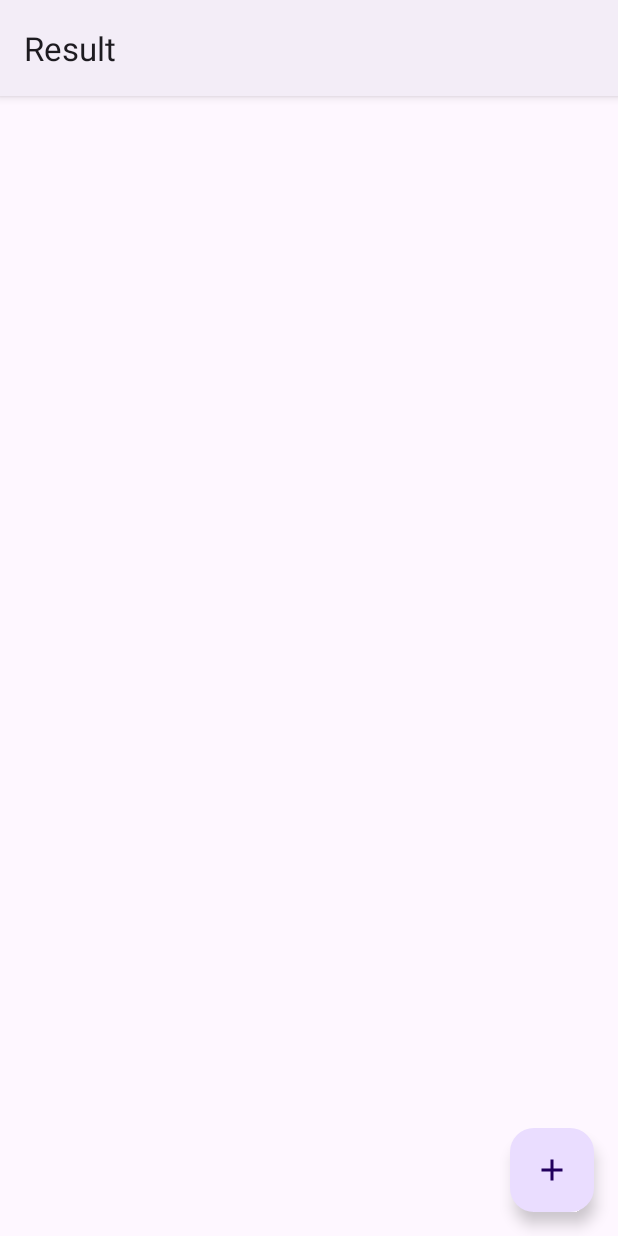
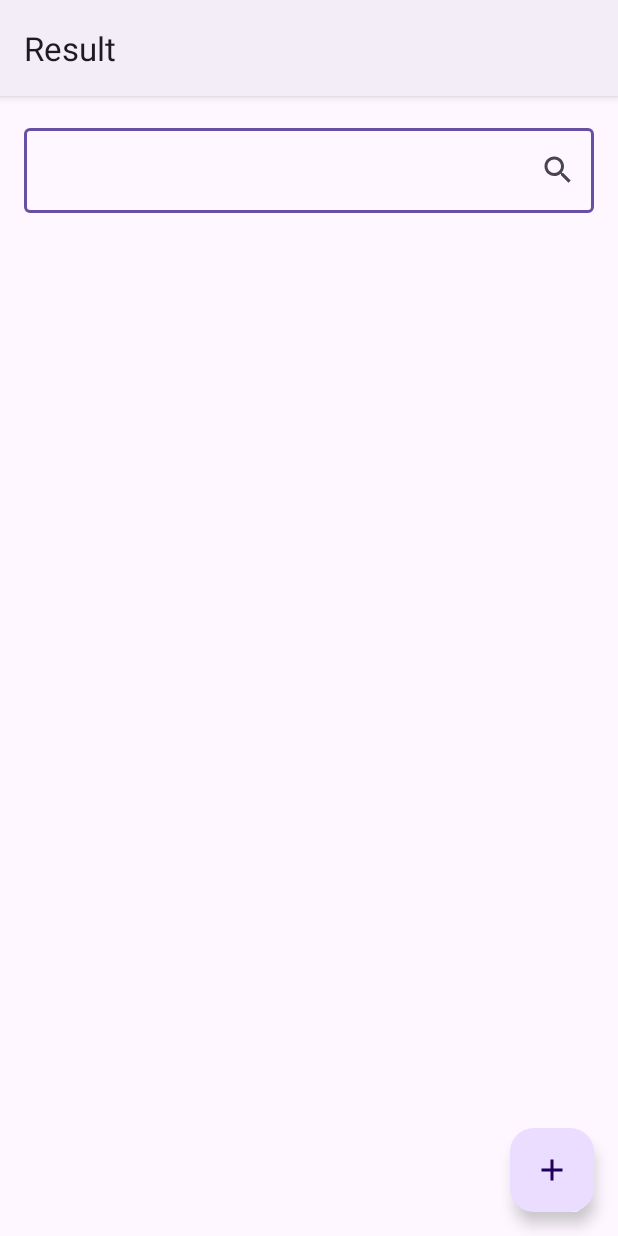
Before and after one commit to masrahman/latihan-mt, an Android app: the screen it shows after launch (ListActivity), on a phone screen of 412 x 824 dp. Run offline under Robolectric (Android 15) with nearby library versions, the phone set to English and light mode, and no system bars; our stand-ins replace Room's generated code.

Commit message:
add search item list activity

```diff
--- a/app/src/main/java/id/maasrahman/latihanmt/BiodataAdapter.kt
+++ b/app/src/main/java/id/maasrahman/latihanmt/BiodataAdapter.kt
@@ -35,8 +35,7 @@ class BiodataAdapter(private val listener: (Biodata) -> Unit): RecyclerView.Adap
         fun bindData(biodata: Biodata){
             with(itemBind){
                 txtNama.text = biodata.nama
-                txtJenisKelamin.text = biodata.jenisKelamin
-                txtStatus.text = biodata.status
+                txtJenisKelamin.text = "${biodata.jenisKelamin} / ${biodata.status}"
                 txtMakanan.text = biodata.makananFav?.joinToString(", ")
                 cardItem.setOnClickListener {
                     listener(biodata)
--- a/app/src/main/java/id/maasrahman/latihanmt/ListActivity.kt
+++ b/app/src/main/java/id/maasrahman/latihanmt/ListActivity.kt
@@ -3,6 +3,9 @@ package id.maasrahman.latihanmt
 import android.content.Intent
 import androidx.appcompat.app.AppCompatActivity
 import android.os.Bundle
+import android.text.Editable
+import android.text.TextWatcher
+import androidx.appcompat.app.AppCompatDelegate
 import androidx.recyclerview.widget.LinearLayoutManager
 import id.maasrahman.latihanmt.databinding.ActivityListBinding
 import kotlinx.coroutines.Dispatchers
@@ -15,11 +18,13 @@ class ListActivity : AppCompatActivity() {
 
     private lateinit var adapter: BiodataAdapter
     private var listData = mutableListOf<Biodata>()
+    private var filterData = mutableListOf<Biodata>()
 
     private var appDb: AppDatabase? = null
 
     override fun onCreate(savedInstanceState: Bundle?) {
         super.onCreate(savedInstanceState)
+        AppCompatDelegate.setDefaultNightMode(AppCompatDelegate.MODE_NIGHT_NO)
         binding = ActivityListBinding.inflate(layoutInflater)
         setContentView(binding.root)
 
@@ -38,10 +43,18 @@ class ListActivity : AppCompatActivity() {
         runBlocking {
             withContext(Dispatchers.IO){
                 listData = appDb?.bioDao()?.getBiodata()?.toMutableList() ?: mutableListOf()
+                with(binding){
+                    filterData.clear()
+                    if(etSearch.text?.isNotEmpty() == true){
+                        val tmpData = listData.filter { e -> e.nama?.lowercase()?.contains(etSearch.text.toString().lowercase()) == true }
+                        filterData.addAll(tmpData)
+                    }else{
+                        filterData.addAll(listData)
+                    }
+                }
             }
         }
-        adapter.updateData(listData)
-
+        adapter.updateData(filterData)
     }
 
     private fun initView(){
@@ -54,9 +67,32 @@ class ListActivity : AppCompatActivity() {
             recyclerList.layoutManager = LinearLayoutManager(baseContext)
             recyclerList.adapter = adapter
 
+            etSearch.addTextChangedListener(textListener)
+
             btnAdd.setOnClickListener {
                 startActivity(Intent(baseContext, MainActivity::class.java))
             }
         }
     }
+
+    private val textListener = object: TextWatcher {
+        override fun beforeTextChanged(s: CharSequence?, start: Int, count: Int, after: Int) {
+
+        }
+
+        override fun onTextChanged(s: CharSequence?, start: Int, before: Int, count: Int) {
+
+        }
+
+        override fun afterTextChanged(s: Editable?) {
+            filterData.clear()
+            if(s?.isNotEmpty() == true){
+                val tmpData = listData.filter { e -> e.nama?.lowercase()?.contains(s.toString().lowercase()) == true }
+                filterData.addAll(tmpData)
+            }else{
+                filterData.addAll(listData)
+            }
+            adapter.updateData(filterData)
+        }
+    }
 }
--- a/app/src/main/java/id/maasrahman/latihanmt/ResultActivity.kt
+++ b/app/src/main/java/id/maasrahman/latihanmt/ResultActivity.kt
@@ -15,6 +15,8 @@ class ResultActivity : AppCompatActivity() {
         binding = ActivityResultBinding.inflate(layoutInflater)
         val view = binding.root
         setContentView(view)
+
+        title = "View Data"
 
         val intentData = intent.extras
         if(intentData != null){
--- /dev/null
+++ b/app/src/main/res/drawable/ic_search.xml
@@ -0,0 +1,5 @@
+<vector android:height="24dp" android:tint="#686868"
+    android:viewportHeight="24" android:viewportWidth="24"
+    android:width="24dp" xmlns:android="http://schemas.android.com/apk/res/android">
+    <path android:fillColor="@android:color/white" android:pathData="M15.5,14h-0.79l-0.28,-0.27C15.41,12.59 16,11.11 16,9.5 16,5.91 13.09,3 9.5,3S3,5.91 3,9.5 5.91,16 9.5,16c1.61,0 3.09,-0.59 4.23,-1.57l0.27,0.28v0.79l5,4.99L20.49,19l-4.99,-5zM9.5,14C7.01,14 5,11.99 5,9.5S7.01,5 9.5,5 14,7.01 14,9.5 11.99,14 9.5,14z"/>
+</vector>
--- a/app/src/main/res/layout/activity_list.xml
+++ b/app/src/main/res/layout/activity_list.xml
@@ -6,11 +6,31 @@
     android:layout_height="match_parent"
     tools:context=".ListActivity">
 
+    <com.google.android.material.textfield.TextInputLayout
+        android:id="@+id/layoutSearch"
+        app:layout_constraintTop_toTopOf="parent"
+        app:layout_constraintStart_toStartOf="parent"
+        app:layout_constraintEnd_toEndOf="parent"
+        android:layout_margin="16dp"
+        app:endIconMode="custom"
+        app:endIconDrawable="@drawable/ic_search"
+        android:layout_width="match_parent"
+        android:layout_height="wrap_content">
+
+        <com.google.android.material.textfield.TextInputEditText
+            android:id="@+id/etSearch"
+            android:layout_width="match_parent"
+            android:layout_height="wrap_content" />
+
+    </com.google.android.material.textfield.TextInputLayout>
+
     <androidx.recyclerview.widget.RecyclerView
         android:id="@+id/recyclerList"
-        android:padding="16dp"
         android:layout_width="match_parent"
-        android:layout_height="match_parent" />
+        android:layout_marginTop="16dp"
+        app:layout_constraintTop_toBottomOf="@id/layoutSearch"
+        app:layout_constraintBottom_toBottomOf="parent"
+        android:layout_height="0dp" />
 
     <com.google.android.material.floatingactionbutton.FloatingActionButton
         android:id="@+id/btnAdd"
--- a/app/src/main/res/layout/item_biodata.xml
+++ b/app/src/main/res/layout/item_biodata.xml
@@ -32,7 +32,7 @@
             android:layout_height="wrap_content" />
 
         <TextView
-            android:id="@+id/txtStatus"
+            android:id="@+id/lblMakanan"
             android:layout_marginTop="5dp"
             android:text="Makanan Favorit"
             style="@style/TextAppearance.AppCompat.Caption"
@@ -45,7 +45,7 @@
             android:id="@+id/txtMakanan"
             android:text="txtMakanan"
             style="@style/TextAppearance.AppCompat.Body1"
-            app:layout_constraintTop_toBottomOf="@id/txtStatus"
+            app:layout_constraintTop_toBottomOf="@id/lblMakanan"
             app:layout_constraintStart_toStartOf="parent"
             android:layout_width="wrap_content"
             android:layout_height="wrap_content" />
```
Also changed, not shown: app/src/main/java/id/maasrahman/latihanmt/MainActivity.kt (+2 -29 lines), app/src/main/res/layout/activity_main.xml (+1 -33 lines).
